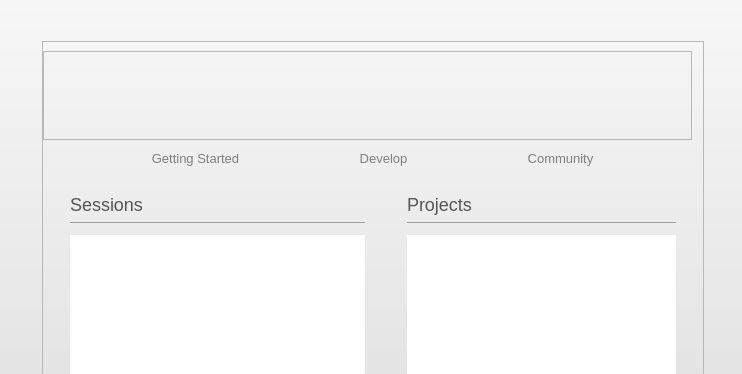
First picture: the form in src/plugins/coreplugin/welcomemode.ui, repository qt-creator/qt-creator, before the edit; both pictures show x 0 to 742 and y 0 to 374 of the 742 by 637 pixel window.
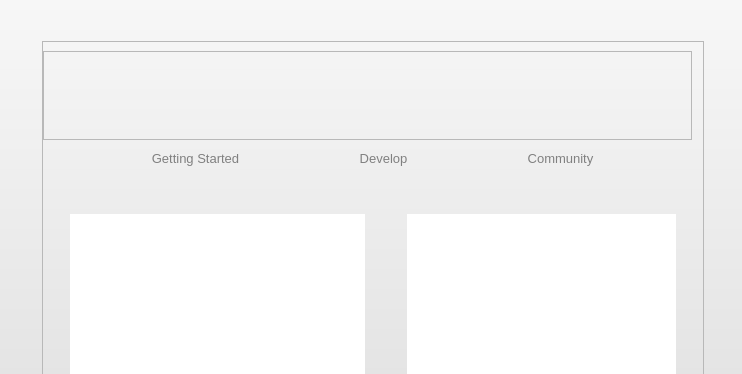
Second picture: the form after the edit. Icons and pictures are not drawn. Custom widgets are drawn as their Qt base class.

The edit to the form file:
```diff
--- a/src/plugins/coreplugin/welcomemode.ui
+++ b/src/plugins/coreplugin/welcomemode.ui
@@ -475,14 +475,6 @@
                <layout class="QGridLayout" name="gridLayout_3">
                 <item row="0" column="0" colspan="2">
                  <widget class="QLabel" name="titleLabel">
-                  <property name="text">
-                   <string notr="true">&lt;!DOCTYPE HTML PUBLIC &quot;-//W3C//DTD HTML 4.0//EN&quot; &quot;http://www.w3.org/TR/REC-html40/strict.dtd&quot;&gt;
-&lt;html&gt;&lt;head&gt;&lt;meta name=&quot;qrichtext&quot; content=&quot;1&quot; /&gt;&lt;style type=&quot;text/css&quot;&gt;
-p, li { white-space: pre-wrap; }
-&lt;/style&gt;&lt;/head&gt;&lt;body style=&quot; font-family:'MS Shell Dlg 2'; font-size:8.25pt; font-weight:400; font-style:normal;&quot;&gt;
-&lt;p style=&quot; margin-top:16px; margin-bottom:0px; margin-left:0px; margin-right:0px; -qt-block-indent:0; text-indent:0px;&quot;&gt;&lt;span style=&quot; font-size:x-large; color:#555555;&quot;&gt;Sessions&lt;/span&gt;&lt;/p&gt;
-&lt;hr /&gt;&lt;/body&gt;&lt;/html&gt;</string>
-                  </property>
                   <property name="alignment">
                    <set>Qt::AlignLeading|Qt::AlignLeft|Qt::AlignTop</set>
                   </property>
@@ -597,14 +589,6 @@
                <layout class="QGridLayout" name="gridLayout_5">
                 <item row="0" column="0">
                  <widget class="QLabel" name="projTitleLabel">
-                  <property name="text">
-                   <string notr="true">&lt;!DOCTYPE HTML PUBLIC &quot;-//W3C//DTD HTML 4.0//EN&quot; &quot;http://www.w3.org/TR/REC-html40/strict.dtd&quot;&gt;
-&lt;html&gt;&lt;head&gt;&lt;meta name=&quot;qrichtext&quot; content=&quot;1&quot; /&gt;&lt;style type=&quot;text/css&quot;&gt;
-p, li { white-space: pre-wrap; }
-&lt;/style&gt;&lt;/head&gt;&lt;body style=&quot; font-family:'MS Shell Dlg 2'; font-size:8.25pt; font-weight:400; font-style:normal;&quot;&gt;
-&lt;p style=&quot; margin-top:16px; margin-bottom:0px; margin-left:0px; margin-right:0px; -qt-block-indent:0; text-indent:0px;&quot;&gt;&lt;span style=&quot; font-size:x-large; color:#555555;&quot;&gt;Projects&lt;/span&gt;&lt;/p&gt;
-&lt;hr /&gt;&lt;/body&gt;&lt;/html&gt;</string>
-                  </property>
                   <property name="alignment">
                    <set>Qt::AlignLeading|Qt::AlignLeft|Qt::AlignTop</set>
                   </property>
```
